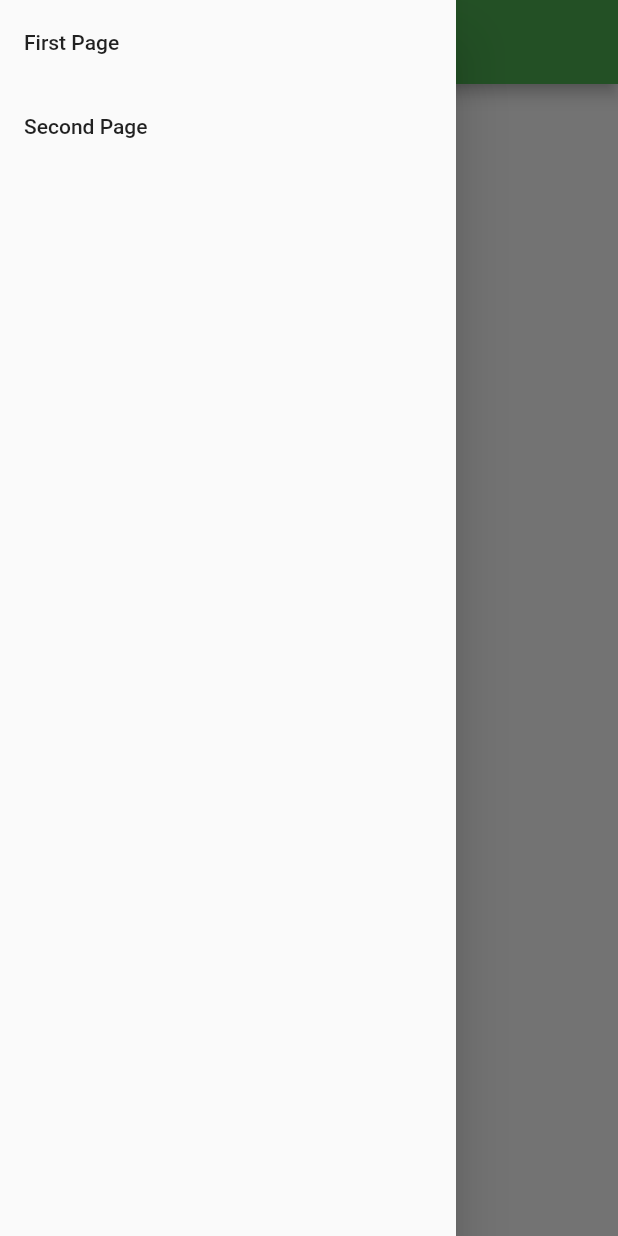
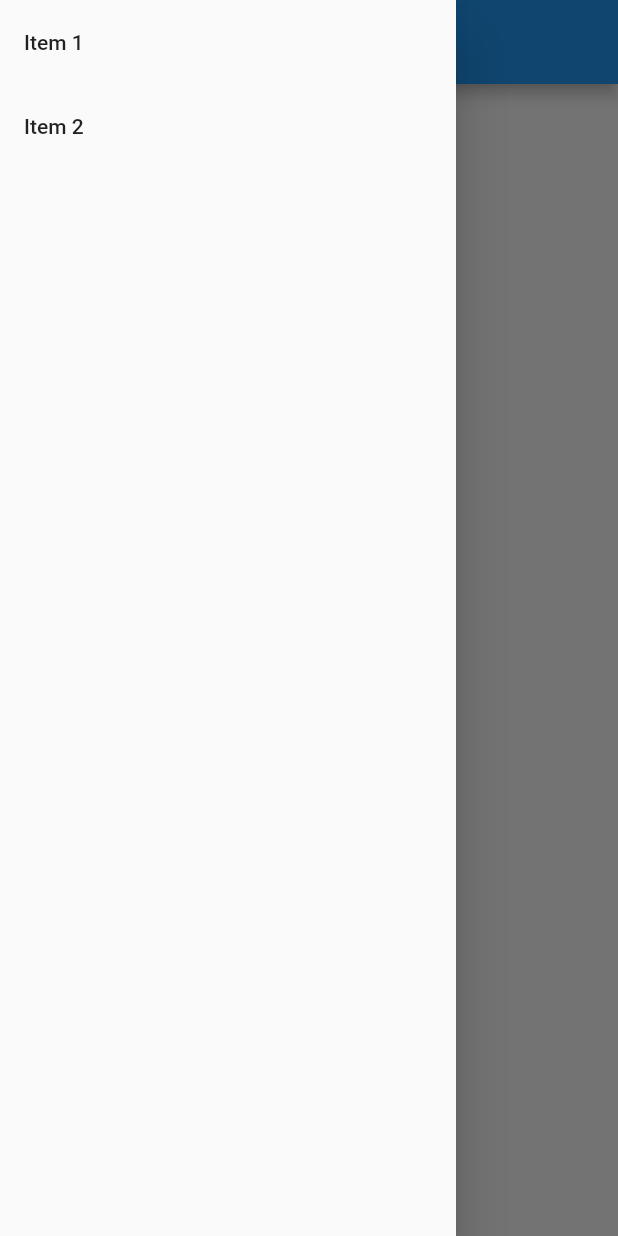
Before and after one commit to michmaloof7/ddsr, a Flutter app: the screen it shows after launch, with the side drawer open, on a phone screen of 412 x 824 dp. Run offline on Flutter 3.47's test engine with Material 2 defaults, Android fonts, the phone set to English and light mode, and no system bars.

Commit message:
Revert "Feature/drawer names"

```diff
--- a/lib/functs/drawer.dart
+++ /dev/null
@@ -1,51 +0,0 @@
-import 'package:flutter/material.dart';
-
-class BaseDrawer extends StatelessWidget{
-  String getCurrentRouteName(context) {
-    String currentRouteName;
-
-    Navigator.popUntil(context, (route) {
-      currentRouteName = route.settings.name;
-      return true;
-    });
-
-    return currentRouteName;
-  }
-  @override
-  Widget build(BuildContext context){
-    String currentRoute = getCurrentRouteName(context);
-    return SafeArea(child: Drawer(
-      child: ListView(
-        padding: EdgeInsets.zero,
-        children: <Widget>[
-          ListTile(
-            title: Text('First Page'),
-            onTap: (){
-              if(currentRoute == '/') return;
-              Navigator.pop(context);
-              Navigator.of(context).pushNamed('/');
-            }
-          ),
-          ListTile(
-            title: Text('Second Page'),
-            onTap: (){
-              if(currentRoute == '/second') return;
-              Navigator.pop(context);
-              Navigator.of(context).pushNamed('/archive');
-            }
-          ),
-        ],
-      ),
-    ));
-  }
-}
-
-String getCurrentRouteName(context) {
-  String currentRouteName;
-
-  Navigator.popUntil(context, (route) {
-    currentRouteName = route.settings.name;
-    return true;
-  });
-  return currentRouteName;
-}
--- a/lib/main.dart
+++ b/lib/main.dart
@@ -1,6 +1,4 @@
 import 'package:flutter/material.dart';
-import 'package:ddsr/views/home.dart';
-import 'package:ddsr/views/archive.dart';
 
 void main() => runApp(MyApp());
 
@@ -9,15 +7,84 @@ class MyApp extends StatelessWidget {
   @override
   Widget build(BuildContext context) {
     return MaterialApp(
-      theme: ThemeData(
-        primarySwatch: Colors.green,
-      ),
       title: 'appTitle',
       initialRoute: '/',
       routes: {
         '/': (context) => MyHome(),
-        '/archive': (context) => ArchivePage()
+        '/second': (context) => SecondPage()
       },
     );
   }
 }
+
+class BaseDrawer extends StatelessWidget{
+  String getCurrentRouteName(context) {
+    String currentRouteName;
+
+    Navigator.popUntil(context, (route) {
+      currentRouteName = route.settings.name;
+      return true;
+    });
+
+    return currentRouteName;
+  }
+  @override
+  Widget build(BuildContext context){
+    String currentRoute = getCurrentRouteName(context);
+    return Drawer(
+      child: ListView(
+        padding: EdgeInsets.zero,
+        children: <Widget>[
+          ListTile(
+            title: Text('Item 1'),
+            onTap: (){
+              if(currentRoute == '/') return;
+              Navigator.pop(context);
+              Navigator.of(context).pushNamed('/');
+            }
+          ),
+          ListTile(
+            title: Text('Item 2'),
+            onTap: (){
+              if(currentRoute == '/second') return;
+              Navigator.pop(context);
+              Navigator.of(context).pushNamed('/second');
+            }
+          ),
+        ],
+      ),
+    );
+  }
+}
+
+String getCurrentRouteName(context) {
+  String currentRouteName;
+
+  Navigator.popUntil(context, (route) {
+    currentRouteName = route.settings.name;
+    return true;
+  });
+  return currentRouteName;
+}
+
+class MyHome extends StatelessWidget {
+  @override
+  Widget build(BuildContext context) {
+    return Scaffold(
+      appBar: AppBar(title: new Text('asdf')),
+      body: Text('first page'),
+      drawer: BaseDrawer(),
+    );
+  }
+}
+
+class SecondPage extends StatelessWidget {
+  @override
+  Widget build(BuildContext context) {
+    return Scaffold(
+      appBar: AppBar(title:  new Text('asdf')),
+      body: Text('second page'),
+      drawer: BaseDrawer(),
+    );
+  }
+}
--- a/lib/views/archive.dart
+++ /dev/null
@@ -1,13 +0,0 @@
-import 'package:flutter/material.dart';
-import 'package:ddsr/functs/drawer.dart';
-
-class ArchivePage extends StatelessWidget {
-  @override
-  Widget build(BuildContext context) {
-    return Scaffold(
-      appBar: AppBar(title:  new Text('asdf')),
-      body: SafeArea(child: Text('second page')),
-      drawer: BaseDrawer(),
-    );
-  }
-}
--- a/lib/views/home.dart
+++ /dev/null
@@ -1,39 +0,0 @@
-import 'package:flutter/material.dart';
-import 'package:ddsr/functs/drawer.dart';
-
-class MyHome extends StatelessWidget {
-  @override
-  Widget build(BuildContext context) {
-    return Scaffold(
-      appBar: AppBar(title: new Text('Menu Principal')),
-      drawer: BaseDrawer(),
-      body: SafeArea(
-        child: Center(
-          child: Column(
-            children: <Widget>[
-              RaisedButton.icon(
-                icon: Icon(Icons.receipt),
-                label: Text("Registro de Pedidos"),
-                onPressed: (){Navigator.of(context).pushNamed('/archive');},
-                color: Colors.greenAccent,
-              ),
-              RaisedButton.icon(
-                icon: Icon(Icons.account_box),
-                label: Text("Lista de Clientes"),
-                onPressed: (){},
-                color: Colors.greenAccent,
-              ),
-              RaisedButton.icon(
-                icon: Icon(Icons.fastfood),
-                label: Text("Nuevo Pedido"),
-                onPressed: (){},
-                color: Colors.greenAccent,
-              )
-            ],
-            mainAxisAlignment: MainAxisAlignment.spaceEvenly,
-          )
-        )
-      ),
-    );
-  }
-}
```
Also changed, not shown: pubspec.lock, 1 other file.
